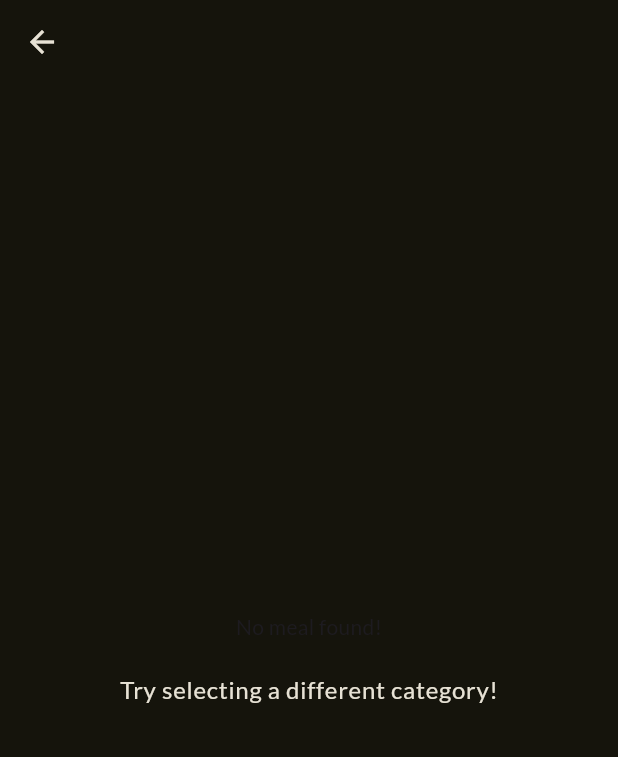
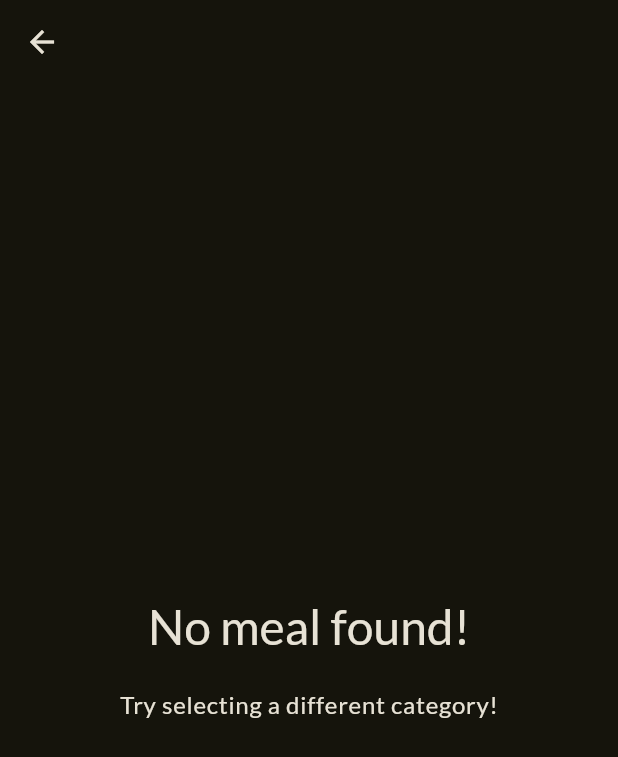
Before and after one commit to FatihYigit35/meals_app, a Flutter app: the MealsScreen screen opened directly with empty values, on a phone screen of 412 x 824 dp. Shown: the top 757 px of the screen. Run offline on Flutter 3.47's test engine with Material 3 defaults, Android fonts, the phone set to English and light mode, and no system bars; our stand-ins replace google_fonts, transparent_image.

Commit message:
Dishes can be listed on the new screen with the selected category.

```diff
--- a/lib/screens/meals_screen.dart
+++ b/lib/screens/meals_screen.dart
@@ -1,4 +1,5 @@
 import 'package:flutter/material.dart';
+import 'package:meals_app/widgets/meail_item.dart';
 
 import '../models/meal.dart';
 
@@ -15,7 +16,8 @@ class MealsScreen extends StatelessWidget {
   @override
   Widget build(BuildContext context) {
     Widget content = ListView.builder(
-      itemBuilder: (context, index) => Text(meals[index].title),
+      itemCount: meals.length,
+      itemBuilder: (context, index) => MeailItem(meal: meals[index]),
     );
 
     if (meals.isEmpty) {
@@ -23,7 +25,13 @@ class MealsScreen extends StatelessWidget {
         child: Column(
           mainAxisSize: MainAxisSize.min,
           children: [
-            const Text('No meal found!'),
+            Text(
+              'No meal found!',
+              style: Theme.of(context)
+                  .textTheme
+                  .headlineLarge!
+                  .copyWith(color: Theme.of(context).colorScheme.onSurface),
+            ),
             const SizedBox(
               height: 20,
             ),
@@ -38,6 +46,7 @@ class MealsScreen extends StatelessWidget {
         ),
       );
     }
+
     return Scaffold(
       appBar: AppBar(
         title: Text(title),
--- a/lib/widgets/category_grid_item.dart
+++ b/lib/widgets/category_grid_item.dart
@@ -5,14 +5,16 @@ class CategoryGridItem extends StatelessWidget {
   const CategoryGridItem({
     super.key,
     required this.category,
+    required this.onSelectCategory,
   });
 
   final Category category;
+  final void Function() onSelectCategory;
 
   @override
   Widget build(BuildContext context) {
     return InkWell(
-      onTap: () {},
+      onTap: onSelectCategory,
       splashColor: Theme.of(context).primaryColor,
       borderRadius: BorderRadius.circular(16),
       child: Container(
```
Also changed, not shown: lib/main.dart (+6 -1 lines), lib/screens/categories_screen.dart (+23 -1 lines).
